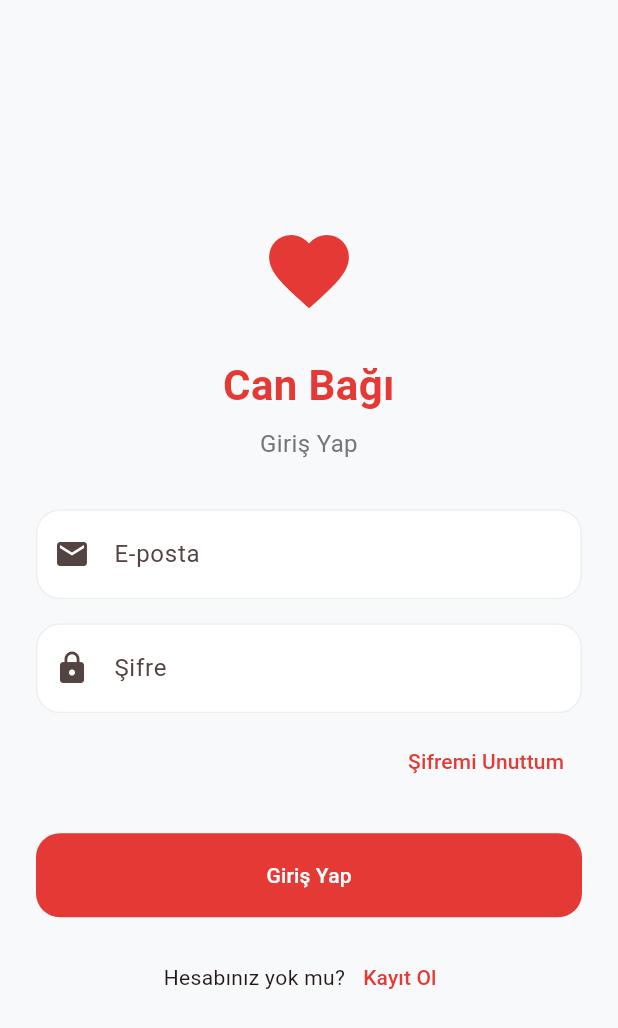
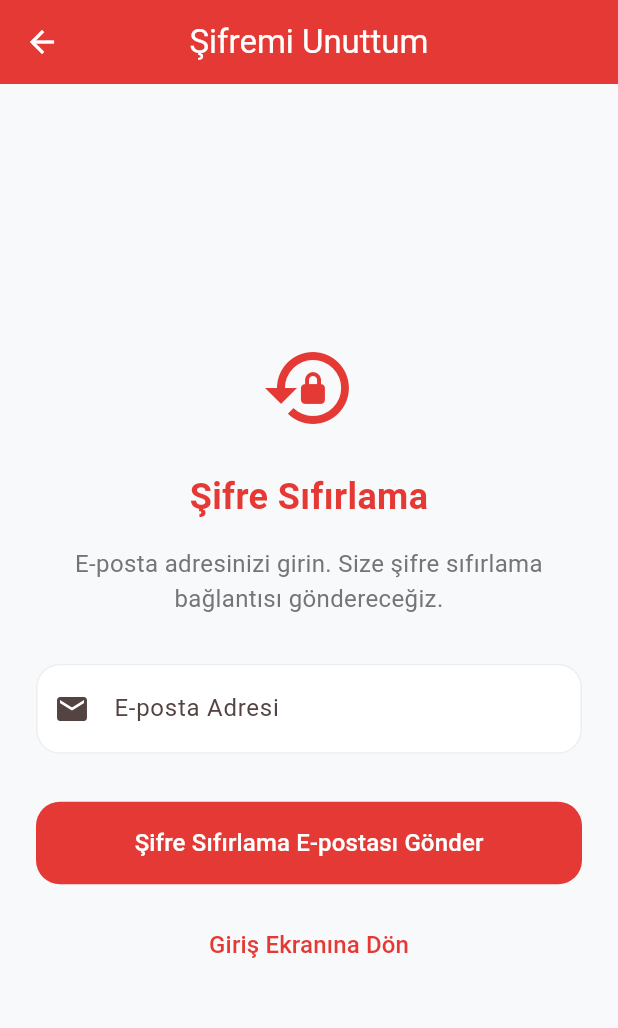
Before and after one commit to mehmetalidevx/can_bagi, a Flutter app: the screen it shows after launch, after a tap on "Şifremi Unuttum", on a phone screen of 412 x 824 dp. Shown: the top 1028 px of the screen. Run offline on Flutter 3.47's test engine with Material 3 defaults, Android fonts, the phone set to English and light mode, and no system bars; our stand-ins replace cloud_firestore, firebase_auth, firebase_core, geolocator, google_maps_flutter; accounts and stored records are empty.

Commit message:
Küçük Düzenlemeler

```diff
--- /dev/null
+++ b/lib/screens/forgot_password_screen.dart
@@ -0,0 +1,179 @@
+import 'package:flutter/material.dart';
+import 'package:can_bagi/services/auth_service.dart';
+import 'package:can_bagi/theme/app_theme.dart';
+
+class ForgotPasswordScreen extends StatefulWidget {
+  const ForgotPasswordScreen({super.key});
+
+  @override
+  State<ForgotPasswordScreen> createState() => _ForgotPasswordScreenState();
+}
+
+class _ForgotPasswordScreenState extends State<ForgotPasswordScreen> {
+  final _formKey = GlobalKey<FormState>();
+  final _emailController = TextEditingController();
+  bool _isLoading = false;
+
+  @override
+  void dispose() {
+    _emailController.dispose();
+    super.dispose();
+  }
+
+  Future<void> _resetPassword() async {
+    if (_formKey.currentState!.validate()) {
+      setState(() {
+        _isLoading = true;
+      });
+
+      try {
+        bool success = await AuthService.resetPassword(_emailController.text.trim());
+
+        setState(() {
+          _isLoading = false;
+        });
+
+        if (mounted) {
+          if (success) {
+            // Başarılı mesajı göster
+            ScaffoldMessenger.of(context).showSnackBar(
+              const SnackBar(
+                content: Text('Şifre sıfırlama e-postası gönderildi. E-posta kutunuzu kontrol edin.'),
+                backgroundColor: Colors.green,
+                duration: Duration(seconds: 4),
+              ),
+            );
+            // Geri dön
+            Navigator.of(context).pop();
+          } else {
+            // Hata mesajı göster
+            ScaffoldMessenger.of(context).showSnackBar(
+              const SnackBar(
+                content: Text('Şifre sıfırlama e-postası gönderilemedi. E-posta adresinizi kontrol edin.'),
+                backgroundColor: Colors.red,
+                duration: Duration(seconds: 4),
+              ),
+            );
+          }
+        }
+      } catch (e) {
+        setState(() {
+          _isLoading = false;
+        });
+
+        if (mounted) {
+          ScaffoldMessenger.of(context).showSnackBar(
+            SnackBar(
+              content: Text('Bir hata oluştu: $e'),
+              backgroundColor: Colors.red,
+              duration: const Duration(seconds: 4),
+            ),
+          );
+        }
+      }
+    }
+  }
+
+  @override
+  Widget build(BuildContext context) {
+    return Scaffold(
+      appBar: AppBar(
+        title: const Text('Şifremi Unuttum'),
+        backgroundColor: AppTheme.primaryColor,
+        foregroundColor: Colors.white,
+      ),
+      body: SafeArea(
+        child: Center(
+          child: SingleChildScrollView(
+            padding: const EdgeInsets.all(24),
+            child: Form(
+              key: _formKey,
+              child: Column(
+                mainAxisAlignment: MainAxisAlignment.center,
+                crossAxisAlignment: CrossAxisAlignment.stretch,
+                children: [
+                  const Icon(
+                    Icons.lock_reset,
+                    color: AppTheme.primaryColor,
+                    size: 64,
+                  ),
+                  const SizedBox(height: 24),
+                  const Text(
+                    'Şifre Sıfırlama',
+                    textAlign: TextAlign.center,
+                    style: TextStyle(
+                      fontSize: 24,
+                      fontWeight: FontWeight.bold,
+                      color: AppTheme.primaryColor,
+                    ),
+                  ),
+                  const SizedBox(height: 16),
+                  const Text(
+                    'E-posta adresinizi girin. Size şifre sıfırlama bağlantısı göndereceğiz.',
+                    textAlign: TextAlign.center,
+                    style: TextStyle(
+                      fontSize: 16,
+                      color: AppTheme.subtitleColor,
+                    ),
+                  ),
+                  const SizedBox(height: 32),
+                  TextFormField(
+                    controller: _emailController,
+                    keyboardType: TextInputType.emailAddress,
+                    decoration: const InputDecoration(
+                      labelText: 'E-posta Adresi',
+                      prefixIcon: Icon(Icons.email),
+                      hintText: 'ornek@email.com',
+                    ),
+                    validator: (value) {
+                      if (value == null || value.isEmpty) {
+                        return 'Lütfen e-posta adresinizi girin';
+                      }
+                      if (!RegExp(r'^[\w-\.]+@([\w-]+\.)+[\w-]{2,4}$').hasMatch(value)) {
+                        return 'Geçerli bir e-posta adresi girin';
+                      }
+                      return null;
+                    },
+                  ),
+                  const SizedBox(height: 32),
+                  ElevatedButton(
+                    onPressed: _isLoading ? null : _resetPassword,
+                    style: ElevatedButton.styleFrom(
+                      padding: const EdgeInsets.symmetric(vertical: 16),
+                    ),
+                    child: _isLoading
+                        ? const SizedBox(
+                            height: 20,
+                            width: 20,
+                            child: CircularProgressIndicator(
+                              strokeWidth: 2,
+                              color: Colors.white,
+                            ),
+                          )
+                        : const Text(
+                            'Şifre Sıfırlama E-postası Gönder',
+                            style: TextStyle(fontSize: 16),
+                          ),
+                  ),
+                  const SizedBox(height: 16),
+                  TextButton(
+                    onPressed: () {
+                      Navigator.of(context).pop();
+                    },
+                    child: const Text(
+                      'Giriş Ekranına Dön',
+                      style: TextStyle(
+                        color: AppTheme.primaryColor,
+                        fontSize: 16,
+                      ),
+                    ),
+                  ),
+                ],
+              ),
+            ),
+          ),
+        ),
+      ),
+    );
+  }
+}
--- a/lib/screens/login_screen.dart
+++ b/lib/screens/login_screen.dart
@@ -1,6 +1,7 @@
 import 'package:flutter/material.dart';
 import 'package:can_bagi/screens/register_screen.dart';
 import 'package:can_bagi/screens/home_screen.dart';
+import 'package:can_bagi/screens/forgot_password_screen.dart';
 import 'package:can_bagi/theme/app_theme.dart';
 
 class LoginScreen extends StatefulWidget {
@@ -115,7 +116,13 @@ class _LoginScreenState extends State<LoginScreen> {
                   Align(
                     alignment: Alignment.centerRight,
                     child: TextButton(
-                      onPressed: () {},
+                      onPressed: () {
+                        Navigator.of(context).push(
+                          MaterialPageRoute(
+                            builder: (context) => const ForgotPasswordScreen(),
+                          ),
+                        );
+                      },
                       child: const Text('Şifremi Unuttum'),
                     ),
                   ),
```
Also changed, not shown: lib/screens/home_screen.dart (+123 -59 lines), 2 other files.
